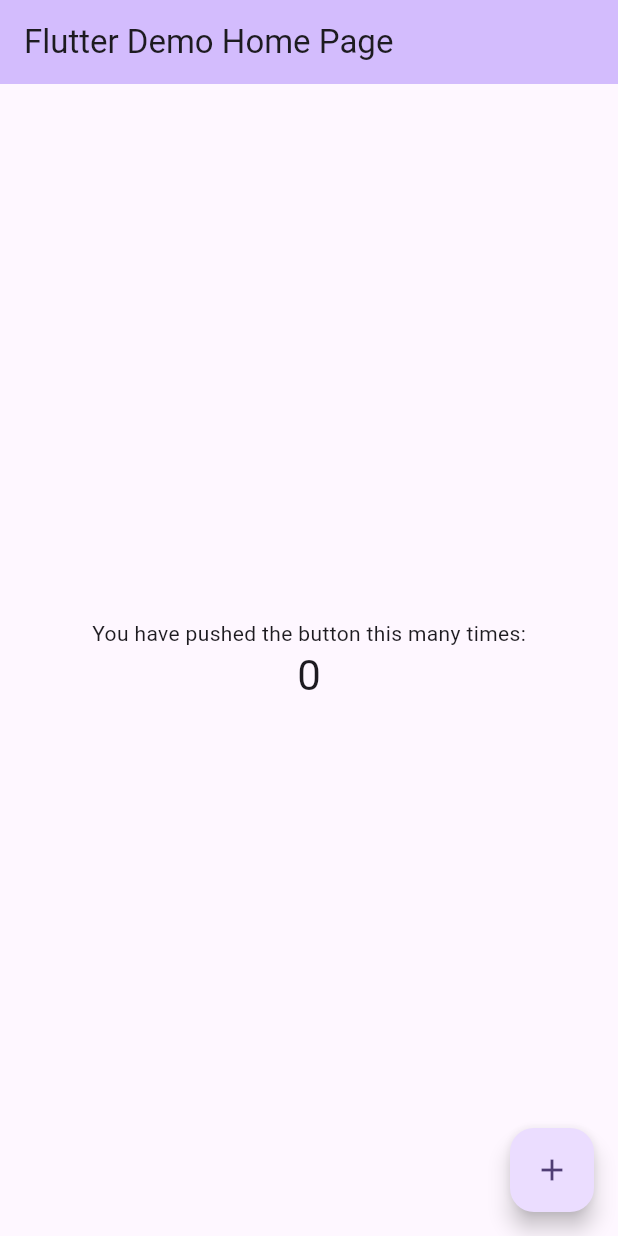
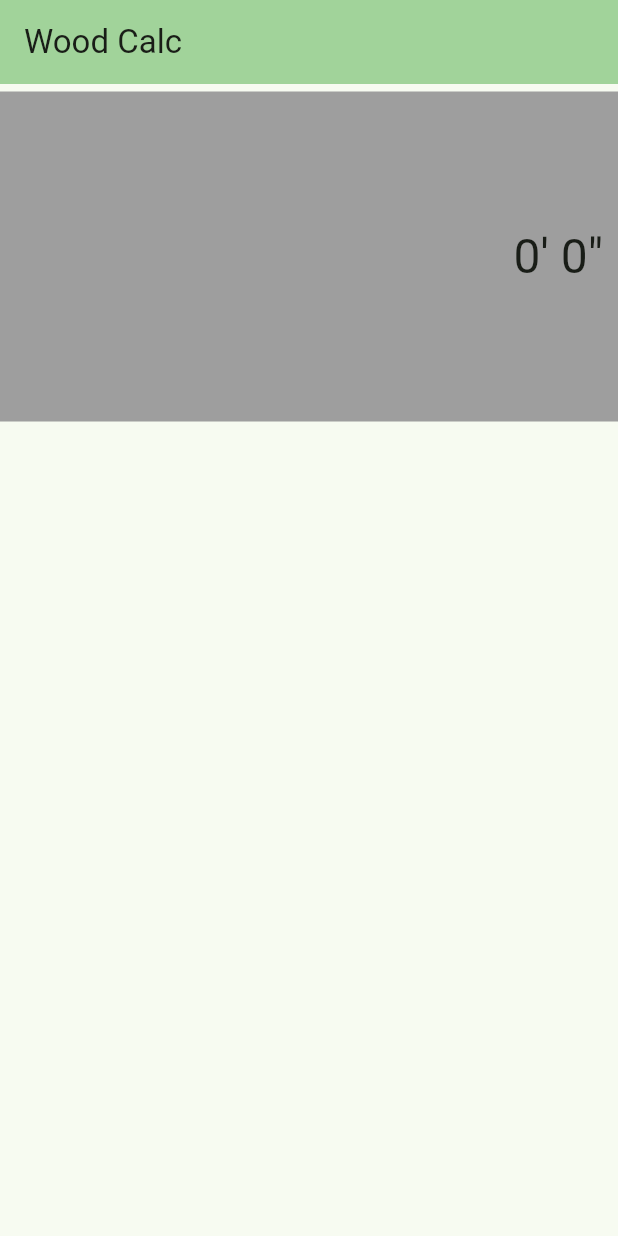
Before and after one commit to organicveggie/woodcalc, a Flutter app: the screen it shows after launch, on a phone screen of 412 x 824 dp. Run offline on Flutter 3.47's test engine with Material 3 defaults, Android fonts, the phone set to English and light mode, and no system bars.

Commit message:
Stub out initial app display

```diff
--- /dev/null
+++ b/wood_calc/devtools_options.yaml
@@ -0,0 +1,3 @@
+description: This file stores settings for Dart & Flutter DevTools.
+documentation: https://docs.flutter.dev/tools/devtools/extensions#configure-extension-enablement-states
+extensions:
--- /dev/null
+++ b/wood_calc/lib/calculator_display.dart
@@ -0,0 +1,40 @@
+import 'package:flutter/material.dart';
+import 'package:provider/provider.dart';
+import 'package:wood_calc/models/models.dart';
+
+class CalculatorDisplay extends StatelessWidget {
+  const CalculatorDisplay({super.key});
+
+  @override
+  Widget build(BuildContext context) {
+    return Container(
+      decoration: const BoxDecoration(color: Colors.grey),
+      margin: const EdgeInsets.fromLTRB(0, 5, 0, 5),
+      height: 220,
+      child: Expanded(
+          child: Row(
+        mainAxisAlignment: MainAxisAlignment.end,
+        children: [
+          Container(
+            padding: EdgeInsets.fromLTRB(5, 5, 10, 5),
+            child: Consumer2<SettingsModel, EntrySequenceModel>(
+                builder: (BuildContext context, SettingsModel settings, EntrySequenceModel entrySeq, Widget? child) {
+              return Text(
+                entryText(settings, entrySeq),
+                style: Theme.of(context).textTheme.headlineLarge,
+              );
+            }),
+          ),
+        ],
+      )),
+    );
+  }
+
+  String entryText(SettingsModel settings, EntrySequenceModel entrySeq) {
+    final fraction = (entrySeq.measurement.fraction == null) ? "" : " ${entrySeq.measurement.fraction!.asString()}";
+    return switch (settings.displayMode) {
+      DisplayMode.feetAndInches => "${entrySeq.measurement.feet}' ${entrySeq.measurement.inches}$fraction\"",
+      _ => "${entrySeq.measurement.totalInches}$fraction\"",
+    };
+  }
+}
--- a/wood_calc/lib/main.dart
+++ b/wood_calc/lib/main.dart
@@ -1,7 +1,18 @@
 import 'package:flutter/material.dart';
+import 'package:provider/provider.dart';
+import 'package:wood_calc/calculator_display.dart';
+import 'package:wood_calc/models/models.dart';
 
 void main() {
-  runApp(const MyApp());
+  runApp(
+    MultiProvider(
+      providers: [
+        ChangeNotifierProvider(create: (context) => EntrySequenceModel()),
+        ChangeNotifierProvider(create: (context) => SettingsModel()),
+      ],
+      child: const MyApp(),
+    ),
+  );
 }
 
 class MyApp extends StatelessWidget {
@@ -11,33 +22,18 @@
   @override
   Widget build(BuildContext context) {
     return MaterialApp(
-      title: 'Flutter Demo',
+      title: 'Wood Calc',
       theme: ThemeData(
-        // This is the theme of your application.
-        //
-        // TRY THIS: Try running your application with "flutter run". You'll see
-        // the application has a purple toolbar. Then, without quitting the app,
-        // try changing the seedColor in the colorScheme below to Colors.green
-        // and then invoke "hot reload" (save your changes or press the "hot
-        // reload" button in a Flutter-supported IDE, or press "r" if you used
-        // the command line to start the app).
-        //
-        // Notice that the counter didn't reset back to zero; the application
-        // state is not lost during the reload. To reset the state, use hot
-        // restart instead.
-        //
-        // This works for code too, not just values: Most code changes can be
-        // tested with just a hot reload.
-        colorScheme: ColorScheme.fromSeed(seedColor: Colors.deepPurple),
+        colorScheme: ColorScheme.fromSeed(seedColor: Colors.green),
         useMaterial3: true,
       ),
-      home: const MyHomePage(title: 'Flutter Demo Home Page'),
+      home: const MainAppPanel(title: 'Wood Calc'),
     );
   }
 }
 
-class MyHomePage extends StatefulWidget {
-  const MyHomePage({super.key, required this.title});
+class MainAppPanel extends StatefulWidget {
+  const MainAppPanel({super.key, required this.title});
 
   // This widget is the home page of your application. It is stateful, meaning
   // that it has a State object (defined below) that contains fields that affect
@@ -51,75 +47,30 @@
   final String title;
 
   @override
-  State<MyHomePage> createState() => _MyHomePageState();
+  State<MainAppPanel> createState() => _MainAppPanelState();
 }
 
-class _MyHomePageState extends State<MyHomePage> {
-  int _counter = 0;
-
-  void _incrementCounter() {
-    setState(() {
-      // This call to setState tells the Flutter framework that something has
-      // changed in this State, which causes it to rerun the build method below
-      // so that the display can reflect the updated values. If we changed
-      // _counter without calling setState(), then the build method would not be
-      // called again, and so nothing would appear to happen.
-      _counter++;
-    });
-  }
-
+class _MainAppPanelState extends State<MainAppPanel> {
   @override
   Widget build(BuildContext context) {
-    // This method is rerun every time setState is called, for instance as done
-    // by the _incrementCounter method above.
-    //
-    // The Flutter framework has been optimized to make rerunning build methods
-    // fast, so that you can just rebuild anything that needs updating rather
-    // than having to individually change instances of widgets.
     return Scaffold(
       appBar: AppBar(
-        // TRY THIS: Try changing the color here to a specific color (to
-        // Colors.amber, perhaps?) and trigger a hot reload to see the AppBar
-        // change color while the other colors stay the same.
         backgroundColor: Theme.of(context).colorScheme.inversePrimary,
-        // Here we take the value from the MyHomePage object that was created by
-        // the App.build method, and use it to set our appbar title.
         title: Text(widget.title),
       ),
       body: Center(
-        // Center is a layout widget. It takes a single child and positions it
-        // in the middle of the parent.
         child: Column(
-          // Column is also a layout widget. It takes a list of children and
-          // arranges them vertically. By default, it sizes itself to fit its
-          // children horizontally, and tries to be as tall as its parent.
-          //
-          // Column has various properties to control how it sizes itself and
-          // how it positions its children. Here we use mainAxisAlignment to
-          // center the children vertically; the main axis here is the vertical
-          // axis because Columns are vertical (the cross axis would be
-          // horizontal).
-          //
           // TRY THIS: Invoke "debug painting" (choose the "Toggle Debug Paint"
           // action in the IDE, or press "p" in the console), to see the
           // wireframe for each widget.
-          mainAxisAlignment: MainAxisAlignment.center,
+          mainAxisAlignment: MainAxisAlignment.start,
           children: <Widget>[
-            const Text(
-              'You have pushed the button this many times:',
-            ),
-            Text(
-              '$_counter',
-              style: Theme.of(context).textTheme.headlineMedium,
-            ),
+            Row(children: <Widget>[
+              Expanded(child: CalculatorDisplay()),
+            ]),
           ],
         ),
       ),
-      floatingActionButton: FloatingActionButton(
-        onPressed: _incrementCounter,
-        tooltip: 'Increment',
-        child: const Icon(Icons.add),
-      ), // This trailing comma makes auto-formatting nicer for build methods.
     );
   }
 }
--- a/wood_calc/lib/math/src/measurement.dart
+++ b/wood_calc/lib/math/src/measurement.dart
@@ -1,13 +1,15 @@
 import 'fraction.dart';
 
 class Measurement implements Comparable<Measurement> {
+  static const Measurement zero = Measurement(0, null);
+
   final int feet;
   final int inches;
   final Fraction? fraction;
 
   final int totalInches;
 
-  Measurement(this.totalInches, this.fraction)
+  const Measurement(this.totalInches, this.fraction)
       : feet = totalInches ~/ 12,
         inches = totalInches % 12;
 
--- /dev/null
+++ b/wood_calc/lib/models/models.dart
@@ -0,0 +1,96 @@
+import 'dart:collection';
+import 'package:flutter/material.dart';
+
+import '../math/math.dart';
+
+class MeasurementInputModel with ChangeNotifier {
+  final Queue<int> _digits;
+  Fraction? _fraction;
+
+  MeasurementInputModel() : _digits = ListQueue.of(<int>[]);
+
+  List<int> get digits => UnmodifiableListView(_digits);
+
+  Fraction? get fraction => _fraction;
+
+  set fraction(Fraction? f) {
+    _fraction = f;
+    notifyListeners();
+  }
+
+  void addDigit(int digit) {
+    _digits.add(digit);
+    notifyListeners();
+  }
+
+  void removeLastDigit() {
+    _digits.removeLast();
+    notifyListeners();
+  }
+}
+
+abstract class EntryModel {}
+
+class EntrySequenceModel with ChangeNotifier {
+  final Queue<EntryModel> _sequence;
+  final Queue<Measurement> _runningTotal;
+
+  EntrySequenceModel()
+      : _sequence = ListQueue.of(<EntryModel>[]),
+        _runningTotal = ListQueue.of([Measurement.zero]);
+
+  UnmodifiableListView<EntryModel> get sequence => UnmodifiableListView(_sequence);
+
+  Measurement get measurement => _runningTotal.last;
+
+  void addNumberEntry(NumberEntryModel entry, Measurement newTotal) {
+    _sequence.add(entry);
+    _runningTotal.add(newTotal);
+    notifyListeners();
+  }
+
+  void addOperatorEntry(OperatorEntryModel entry) {
+    _sequence.add(entry);
+    notifyListeners();
+  }
+
+  void removeLastEntry() {
+    final entry = _sequence.removeLast();
+    if (entry is NumberEntryModel) {
+      _runningTotal.removeLast();
+    }
+
+    notifyListeners();
+  }
+}
+
+class NumberEntryModel extends EntryModel {
+  final Measurement measurement;
+  NumberEntryModel(this.measurement);
+}
+
+enum Operator {
+  add,
+  subtract,
+  equals,
+}
+
+class OperatorEntryModel extends EntryModel {
+  final Operator operator;
+  OperatorEntryModel(this.operator);
+}
+
+enum DisplayMode {
+  feetAndInches,
+  totalInches,
+}
+
+class SettingsModel extends ChangeNotifier {
+  DisplayMode _displayMode = DisplayMode.feetAndInches;
+
+  DisplayMode get displayMode => _displayMode;
+  set displayMode(DisplayMode newMode) {
+    _displayMode = newMode;
+    notifyListeners();
+  }
+}
```
